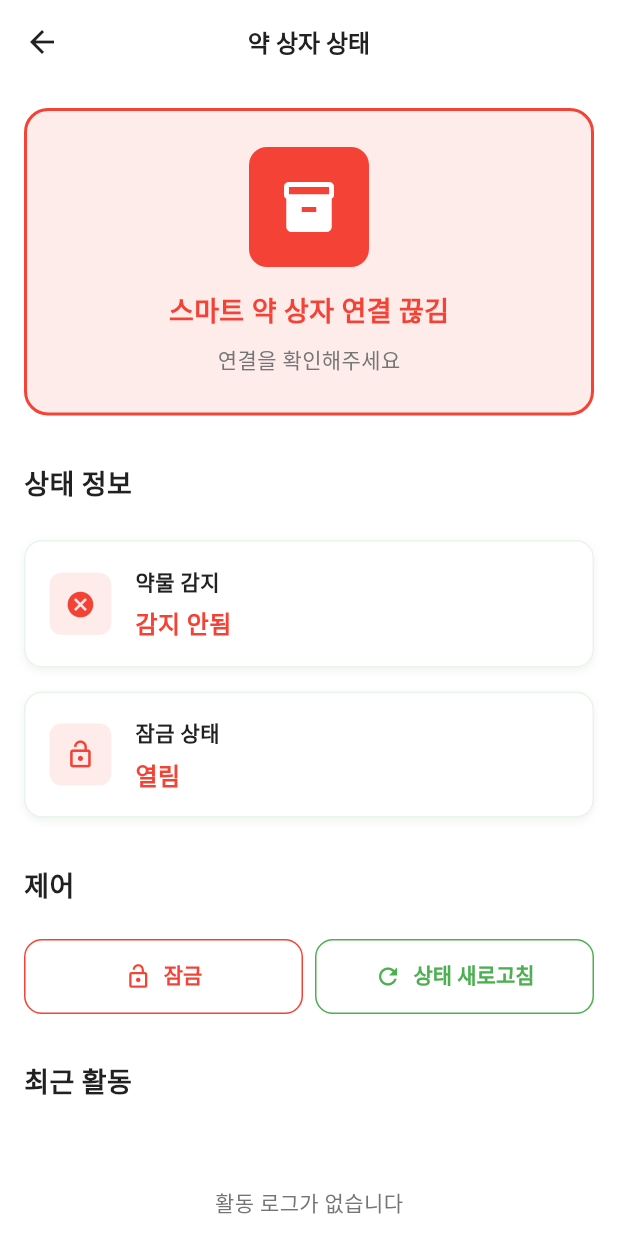
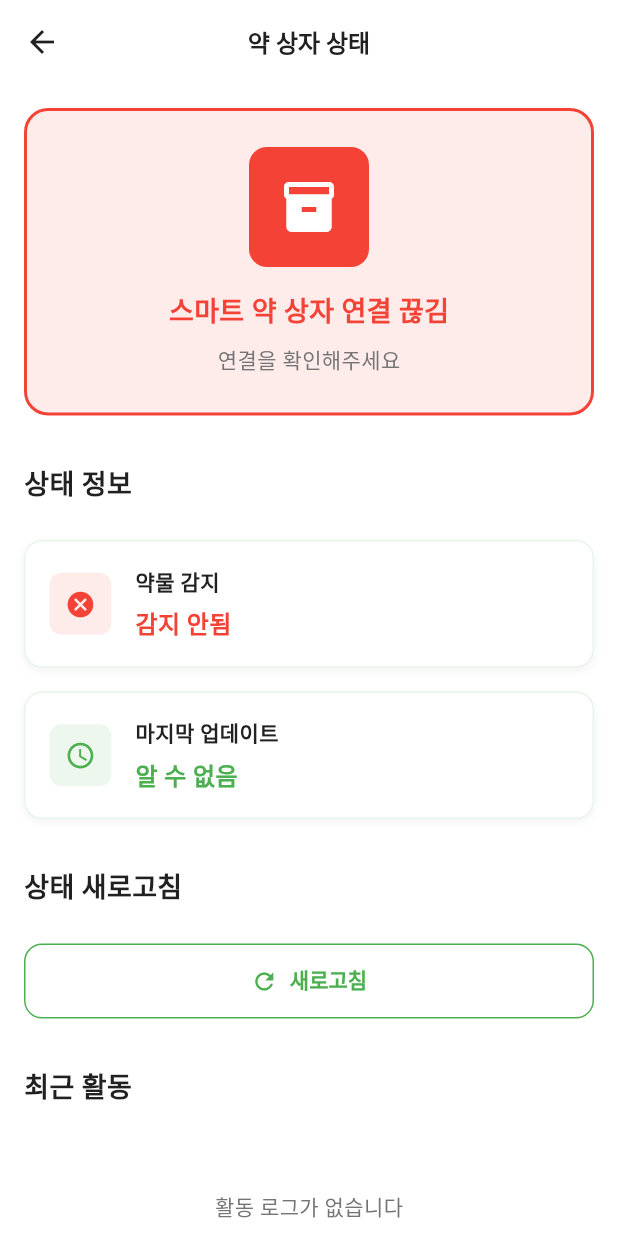
Before and after one commit to JongHyun070105/MEDI-CYCLE, a Flutter app: the _PharmacyTab screen opened directly, on a phone screen of 412 x 824 dp. Run offline on Flutter 3.47's test engine with Material 3 defaults, Android fonts, the phone set to English and light mode, and no system bars; our stand-ins replace dio, flutter_local_notifications, flutter_riverpod, freezed_annotation, geolocator, image_picker and 2 more; missing offline and left inert: google_mlkit_text_recognition; accounts and stored records are empty; network calls fail; Roboto replaces fonts that are missing (Jua).

Commit message:
update box screen

```diff
--- a/lib/features/medication/presentation/screens/medication_box_screen.dart
+++ b/lib/features/medication/presentation/screens/medication_box_screen.dart
@@ -4,12 +4,8 @@ import '../../../../core/constants/app_colors.dart';
 import '../../../../core/constants/app_sizes.dart';
 import '../../../../core/constants/app_text_styles.dart';
 import '../../../../shared/services/rpi_pillbox_service.dart';
-import '../widgets/expired_medication_lock_modal.dart';
-
 class MedicationBoxScreen extends StatefulWidget {
-  final VoidCallback? onLockStatusChanged;
-
-  const MedicationBoxScreen({super.key, this.onLockStatusChanged});
+  const MedicationBoxScreen({super.key});
 
   @override
   State<MedicationBoxScreen> createState() => MedicationBoxScreenState();
@@ -20,8 +16,6 @@ class MedicationBoxScreenState extends State<MedicationBoxScreen> {
   bool _isConnected = false;
   bool _isLoading = true;
   bool _hasMedication = false;
-  bool _isLocked = false; // 초기값을 false로 변경 (연결 전까지는 해제 상태)
-  bool _forcedByExpiry = false; // 유통기한 강제잠금 여부
   DateTime? _lastSeenDateTime;
   List<RpiPillboxLog> _recentLogs = [];
 
@@ -87,8 +81,8 @@ class MedicationBoxScreenState extends State<MedicationBoxScreen> {
           _buildStatusSection(),
           const SizedBox(height: AppSizes.xl),
 
-          // 제어 버튼들
-          _buildControlButtons(),
+          // 상태 새로고침
+          _buildRefreshButton(),
           const SizedBox(height: AppSizes.xl),
 
           // 최근 활동
@@ -167,10 +161,10 @@ class MedicationBoxScreenState extends State<MedicationBoxScreen> {
         ),
         const SizedBox(height: AppSizes.md),
         _buildStatusItem(
-          title: '잠금 상태',
-          value: _isLocked ? '잠김' : '열림',
-          icon: _isLocked ? Icons.lock : Icons.lock_open,
-          color: _isLocked ? AppColors.success : AppColors.error,
+          title: '마지막 업데이트',
+          value: _lastSeenDateTime != null ? _formatLastSeen(_lastSeenDateTime) : '알 수 없음',
+          icon: Icons.access_time,
+          color: AppColors.primary,
         ),
       ],
     );
@@ -252,125 +246,28 @@ class MedicationBoxScreenState extends State<MedicationBoxScreen> {
     );
   }
 
-  Widget _buildControlButtons() {
+  Widget _buildRefreshButton() {
     return Column(
       crossAxisAlignment: CrossAxisAlignment.start,
       children: [
         Text(
-          '제어',
+          '상태 새로고침',
           style: AppTextStyles.h5.copyWith(
             color: AppColors.textPrimary,
             fontWeight: FontWeight.bold,
           ),
         ),
         const SizedBox(height: AppSizes.lg),
-        Row(
-          children: [
-            Expanded(
-              child: OutlinedButton.icon(
-                onPressed: _isLoading
-                    ? null
-                    : () async {
-                        if (_forcedByExpiry && !_isLocked) {
-                          // 이미 해제 상태면 통과
-                        }
-                        if (_forcedByExpiry && _isLocked) {
-                          // 강제잠금: 확인 모달 → 강제잠금 해제 → 해제 시도
-                          if (!mounted) return;
-                          await showDialog(
-                            context: context,
-                            barrierDismissible: false,
-                            builder: (_) => ExpiredMedicationLockModal(
-                              onConfirmed: () async {
-                                try {
-                                  await _rpiService.setExpiryForceLock(false);
-                                } catch (_) {}
-                              },
-                            ),
-                          );
-                          // 모달 이후 강제잠금 해제되었을 가능성: 계속 진행하여 해제 시도
-                        }
-
-                        setState(() {
-                          _isLoading = true;
-                        });
-                        try {
-                          bool ok = false;
-                          if (_isLocked) {
-                            ok = await _rpiService.unlock();
-                          } else {
-                            ok = await _rpiService.lock();
-                          }
-                          // ignore: unused_local_variable
-                          final bool _ = ok;
-                          // 상태 재조회
-                          final status = await _rpiService.getStatus()
-                              .timeout(const Duration(seconds: 3), onTimeout: () => null);
-                          if (!mounted) return;
-                          setState(() {
-                            _isConnected = _isConnected; // 유지
-                            _hasMedication = status?.hasMedication ?? _hasMedication;
-                            _isLocked = status?.isLocked ?? _isLocked;
-                            _forcedByExpiry = status?.forcedByExpiry ?? _forcedByExpiry;
-                            _isLoading = false;
-                          });
-                          if (!mounted) return;
-                          ScaffoldMessenger.of(context).showSnackBar(
-                            SnackBar(
-                              content: Text(_isLocked ? '약상자가 잠겼습니다' : '약상자 잠금이 해제되었습니다'),
-                              backgroundColor: _isLocked ? AppColors.success : AppColors.error,
-                              duration: const Duration(seconds: 2),
-                              behavior: SnackBarBehavior.fixed,
-                            ),
-                          );
-                          // 메인 화면의 약상자 상태도 업데이트
-                          widget.onLockStatusChanged?.call();
-                        } catch (e) {
-                          if (!mounted) return;
-                          setState(() {
-                            _isLoading = false;
-                          });
-                          ScaffoldMessenger.of(context).showSnackBar(
-                            const SnackBar(
-                              content: Text('잠금 제어 중 오류가 발생했습니다'),
-                              backgroundColor: AppColors.error,
-                              duration: Duration(seconds: 2),
-                              behavior: SnackBarBehavior.fixed,
-                            ),
-                          );
-                        }
-                      },
-                icon: Icon(_isLocked ? Icons.lock : Icons.lock_open),
-                label: Text(_isLocked ? '잠금 해제' : '잠금'),
-                style: OutlinedButton.styleFrom(
-              side: BorderSide(
-                    color: _isLocked
-                        ? AppColors.success
-                        : AppColors.error,
-                  ),
-                  foregroundColor: _isLocked
-                      ? AppColors.success
-                      : AppColors.error,
-                  padding: const EdgeInsets.symmetric(vertical: AppSizes.md),
-                  splashFactory: NoSplash.splashFactory,
-                ),
-              ),
-            ),
-            const SizedBox(width: AppSizes.sm),
-            Expanded(
-          child: OutlinedButton.icon(
+        OutlinedButton.icon(
           onPressed: _isLoading ? null : _refreshStatus,
           icon: const Icon(Icons.refresh),
-            label: const Text('상태 새로고침'),
+          label: const Text('새로고침'),
           style: OutlinedButton.styleFrom(
             side: const BorderSide(color: AppColors.primary),
             foregroundColor: AppColors.primary,
             padding: const EdgeInsets.symmetric(vertical: AppSizes.md),
             splashFactory: NoSplash.splashFactory,
           ),
-          ),
-            ),
-          ],
         ),
       ],
     );
@@ -507,9 +404,6 @@ class MedicationBoxScreenState extends State<MedicationBoxScreen> {
       setState(() {
         _isConnected = isConnected;
         _hasMedication = status?.hasMedication ?? false;
-        // 연결되지 않았거나 status가 null이면 잠금 해제 상태
-        _isLocked = (isConnected && status != null) ? status.isLocked : false;
-        _forcedByExpiry = (isConnected && status != null) ? status.forcedByExpiry : false;
         _lastSeenDateTime = status?.lastSeenDateTime;
         _recentLogs = logs;
         _isLoading = false;
@@ -521,8 +415,6 @@ class MedicationBoxScreenState extends State<MedicationBoxScreen> {
       setState(() {
         _isConnected = false;
         _hasMedication = false;
-        _isLocked = false; // 연결 실패 시 잠금 해제된 것으로 간주
-        _forcedByExpiry = false;
         _recentLogs = [];
         _isLoading = false;
         _hasLoadedOnce = true;
@@ -559,9 +451,6 @@ class MedicationBoxScreenState extends State<MedicationBoxScreen> {
       setState(() {
         _isConnected = isConnected;
         _hasMedication = status?.hasMedication ?? false;
-        // 연결되지 않았거나 status가 null이면 잠금 해제 상태
-        _isLocked = (isConnected && status != null) ? status.isLocked : false;
-        _forcedByExpiry = (isConnected && status != null) ? status.forcedByExpiry : false;
         _lastSeenDateTime = status?.lastSeenDateTime;
         _recentLogs = logs; // 로그 새로고침
         _isLoading = false;
@@ -585,8 +474,6 @@ class MedicationBoxScreenState extends State<MedicationBoxScreen> {
       setState(() {
         _isConnected = false;
         _hasMedication = false;
-        _isLocked = false; // 연결 실패 시 잠금 해제된 것으로 간주
-        _forcedByExpiry = false;
         _isLoading = false;
       });
       ScaffoldMessenger.of(context).showSnackBar(
```
Lines whose indentation alone changed are shown as unchanged.
